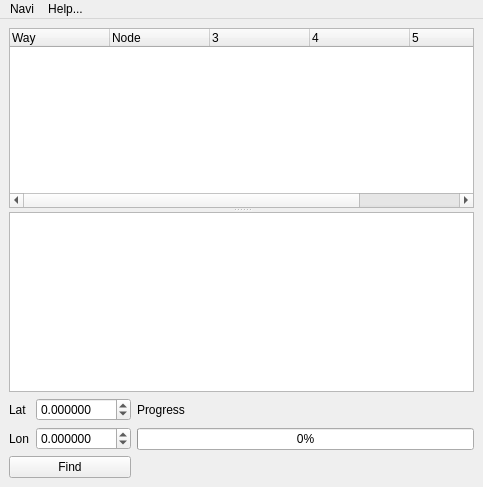
First picture: the form in ui/nvroute.ui, repository berndhs/navi, before the edit.
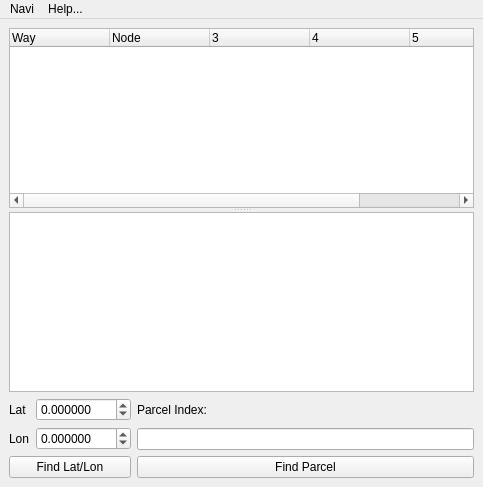
Second picture: the form after the edit. Icons and pictures are not drawn.

```diff
--- a/ui/nvroute.ui
+++ b/ui/nvroute.ui
@@ -119,24 +119,27 @@
       </item>
      </layout>
     </item>
-    <item row="1" column="1">
-     <widget class="QLabel" name="label">
-      <property name="text">
-       <string>Progress</string>
-      </property>
-     </widget>
-    </item>
-    <item row="2" column="1">
-     <widget class="QProgressBar" name="progressBar">
-      <property name="value">
-       <number>0</number>
-      </property>
-     </widget>
-    </item>
     <item row="3" column="0">
      <widget class="QPushButton" name="findButton">
       <property name="text">
-       <string>Find</string>
+       <string>Find Lat/Lon</string>
+      </property>
+     </widget>
+    </item>
+    <item row="2" column="1">
+     <widget class="QLineEdit" name="parcelEdit"/>
+    </item>
+    <item row="1" column="1">
+     <widget class="QLabel" name="label">
+      <property name="text">
+       <string>Parcel Index:</string>
+      </property>
+     </widget>
+    </item>
+    <item row="3" column="1">
+     <widget class="QPushButton" name="parcelButton">
+      <property name="text">
+       <string>Find Parcel</string>
       </property>
      </widget>
     </item>
```
